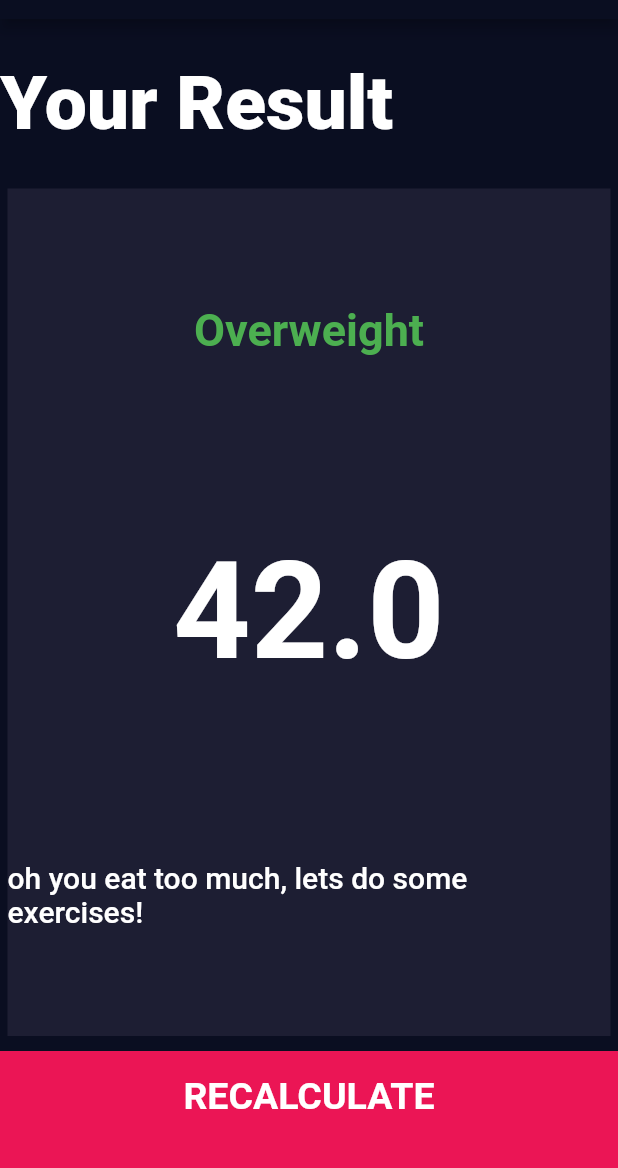
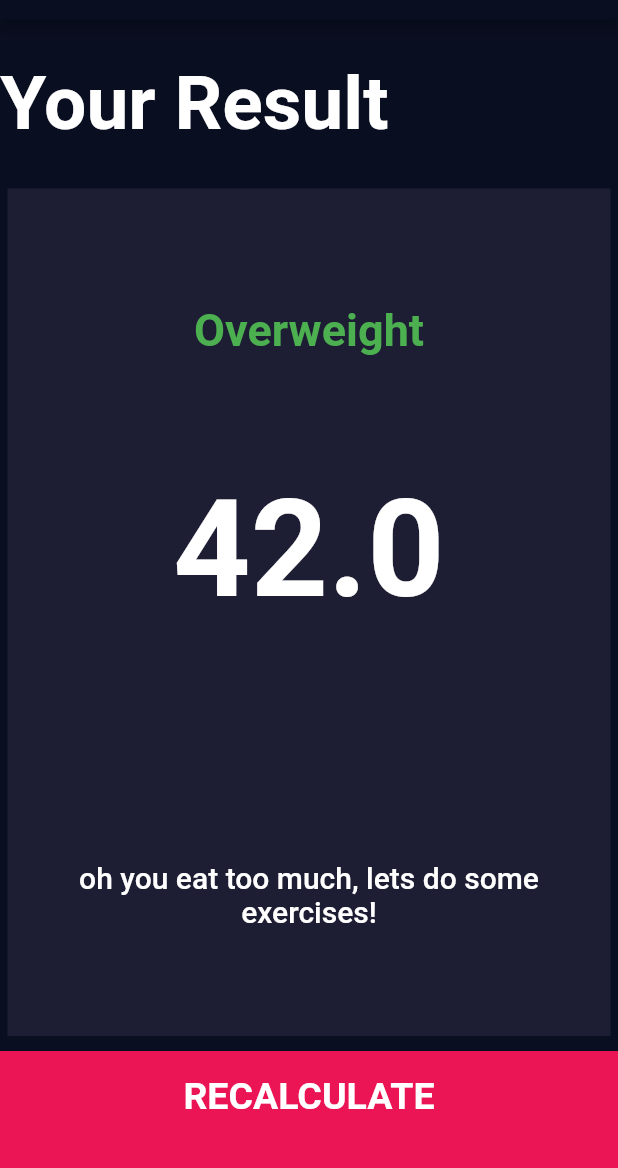
Before and after one commit to LightMe42/bmi_calc, a Flutter app: the CalculatePage screen opened directly, on a phone screen of 412 x 824 dp, the part 65-1233 px from its top. Run offline on Flutter 3.47's test engine with Material 2 defaults, Android fonts, the phone set to English and light mode, and no system bars; our stand-ins replace font_awesome_flutter.

Commit message:
refactor result page, fix text align

```diff
--- a/lib/calculate_page.dart
+++ b/lib/calculate_page.dart
@@ -41,6 +41,7 @@ class CalculatePage extends StatelessWidget {
         ),
         body: Column(
           mainAxisAlignment: MainAxisAlignment.spaceEvenly,
+          crossAxisAlignment: CrossAxisAlignment.center,
           children: [
             Expanded(
               flex: 1,
@@ -48,7 +49,10 @@ class CalculatePage extends StatelessWidget {
                 alignment: Alignment.centerLeft,
                 child: Text(
                   'Your Result',
-                  style: kBigFont,
+                  style: TextStyle(
+                    fontSize: 50.0,
+                    fontWeight: FontWeight.bold,
+                  ),
                 ),
               ),
             ),
@@ -56,11 +60,11 @@ class CalculatePage extends StatelessWidget {
               flex: 5,
               child: Container(
                 color: kActiveCardColor,
-                width: double.infinity,
+                //width: double.infinity,
                 margin: EdgeInsets.only(left: 5.0, right: 5.0),
                 child: Column(
-                  mainAxisAlignment: MainAxisAlignment.center,
-                  crossAxisAlignment: CrossAxisAlignment.stretch,
+                  mainAxisAlignment: MainAxisAlignment.spaceEvenly,
+                  crossAxisAlignment: CrossAxisAlignment.center,
                   children: [
                     Expanded(
                       flex: 1,
@@ -76,7 +80,7 @@ class CalculatePage extends StatelessWidget {
                     Expanded(
                       flex: 1,
                       child: Container(
-                        alignment: Alignment.center,
+                        //alignment: Alignment.center,
                         child: Text(
                           countBMI(userHeight, userWeight).toString(),
                           style: TextStyle(
@@ -90,11 +94,14 @@ class CalculatePage extends StatelessWidget {
                       flex: 1,
                       child: Container(
                         alignment: Alignment.center,
-                        child: Text(resultText = indexMap[shortReview]!,
-                            style: TextStyle(
-                              fontSize: 20.0,
-                              fontWeight: FontWeight.w500,
-                            )),
+                        child: Text(
+                          resultText = indexMap[shortReview]!,
+                          style: TextStyle(
+                            fontSize: 20.0,
+                            fontWeight: FontWeight.w500,
+                          ),
+                          textAlign: TextAlign.center,
+                        ),
                       ),
                     ),
                   ],
```
